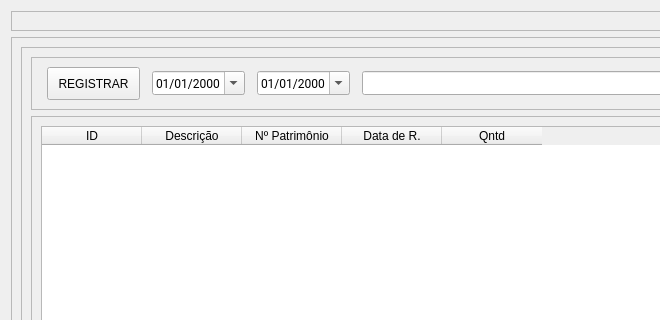
This is templates/interfaces/bag.ui in eduardogm22/controle_patrimonio as Qt 5 draws it before an edit; both pictures show x 0 to 660 and y 0 to 320 of the 1028 by 668 pixel window. The edited form follows.
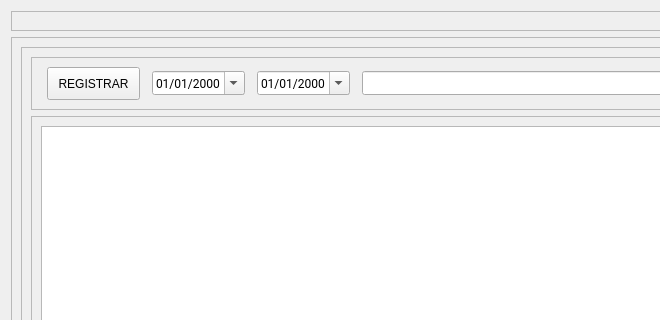
This is the edited form.

What changed in the file:
```diff
--- a/templates/interfaces/bag.ui
+++ b/templates/interfaces/bag.ui
@@ -184,33 +184,7 @@
            </property>
            <layout class="QHBoxLayout" name="horizontalLayout_2">
             <item>
-             <widget class="QTableWidget" name="tableWidget">
-              <column>
-               <property name="text">
-                <string>ID</string>
-               </property>
-              </column>
-              <column>
-               <property name="text">
-                <string>Descrição</string>
-               </property>
-              </column>
-              <column>
-               <property name="text">
-                <string>Nº Patrimônio</string>
-               </property>
-              </column>
-              <column>
-               <property name="text">
-                <string>Data de R.</string>
-               </property>
-              </column>
-              <column>
-               <property name="text">
-                <string>Qntd</string>
-               </property>
-              </column>
-             </widget>
+             <widget class="QTableView" name="tableView"/>
             </item>
            </layout>
           </widget>
```
